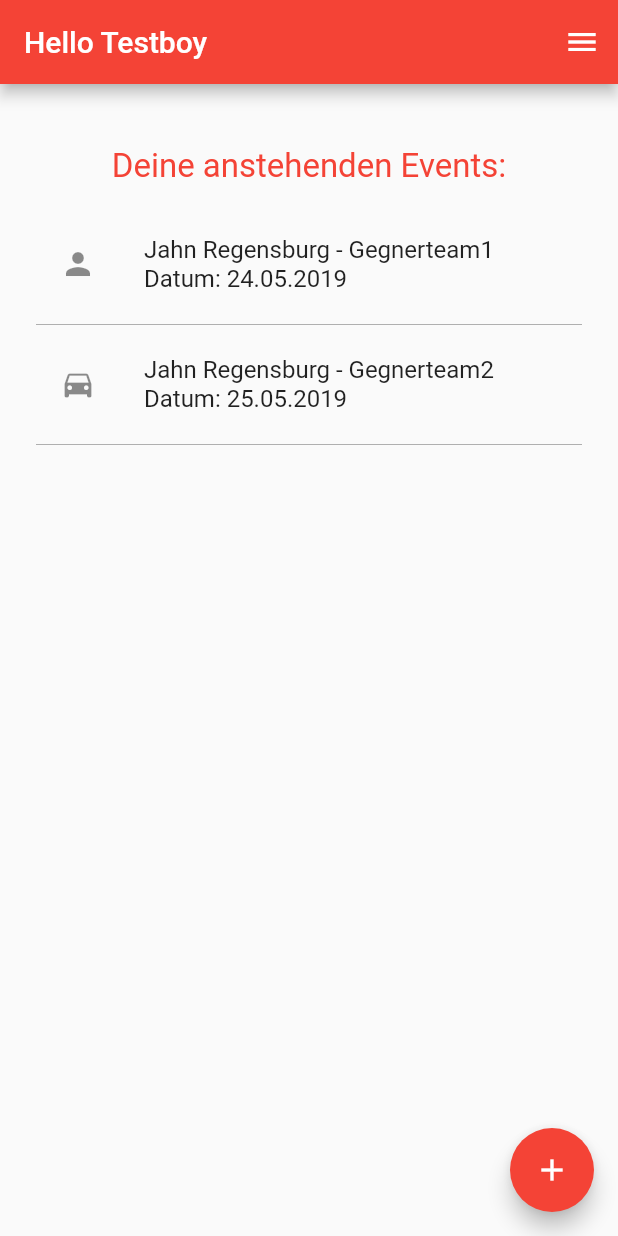
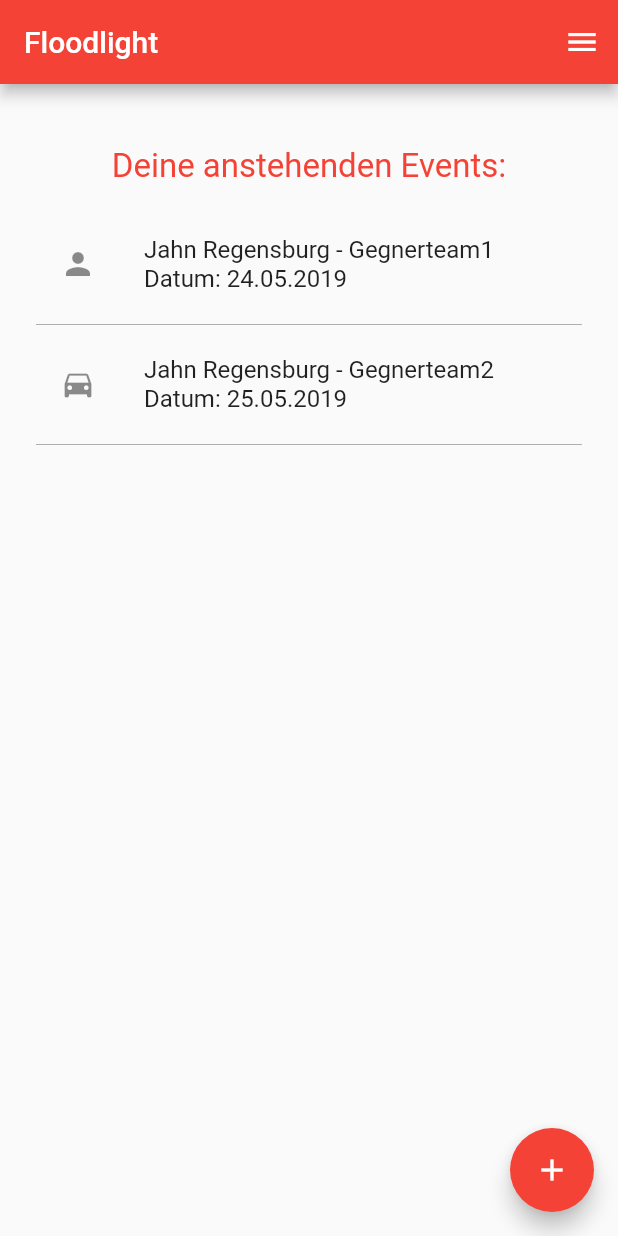
Before and after one commit to elyesnasri/Floodlight, a Flutter app: the screen it shows after launch, on a phone screen of 412 x 824 dp. Run offline on Flutter 3.47's test engine with Material 2 defaults, Android fonts, the phone set to English and light mode, and no system bars.

Commit message:
made some changed... dont ask me which, though

```diff
--- a/lib/home/HomeScreen.dart
+++ b/lib/home/HomeScreen.dart
@@ -22,7 +22,7 @@ class _HomeScreenState extends State<HomeScreen> {
     return SafeArea(
       child: Scaffold(
         appBar: AppBar(
-          title: Text("Hello " + _user.name),
+          title: Text("Floodlight"),
           actions: <Widget>[
             IconButton(
               icon: Icon(Icons.menu),
```
